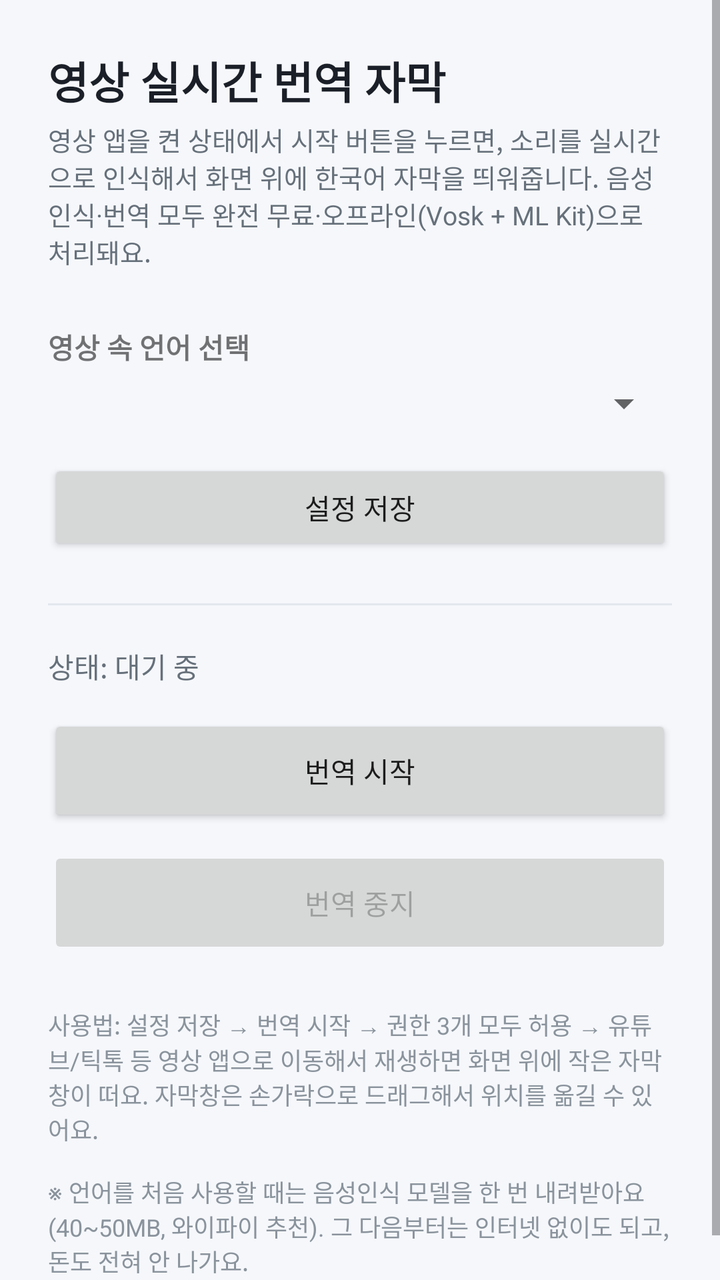
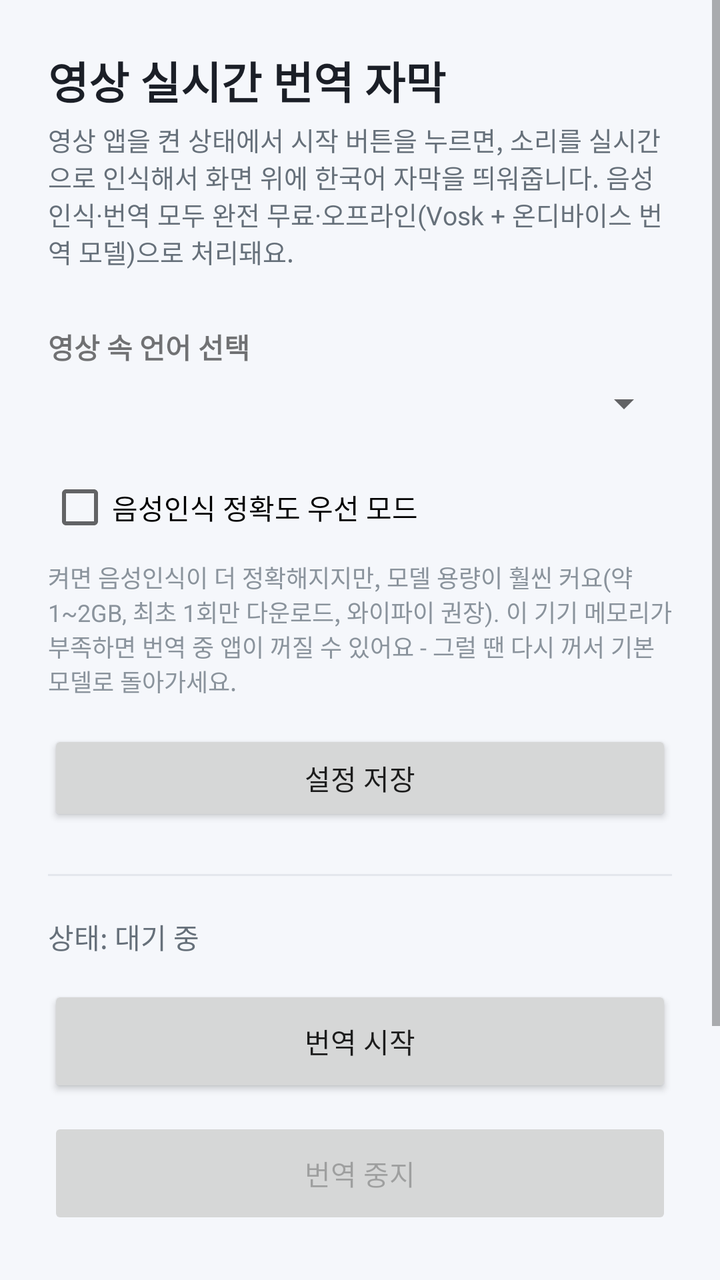

Compare the two renders of this Android layout. The source of the first and the diff that turns it into the second are given below.
<!-- AndroidManifest.xml: application theme Theme.SubTranslator -->
<!-- res/layout/activity_main.xml -->
<?xml version="1.0" encoding="utf-8"?>
<ScrollView xmlns:android="http://schemas.android.com/apk/res/android"
    xmlns:app="http://schemas.android.com/apk/res-auto"
    android:layout_width="match_parent"
    android:layout_height="match_parent"
    android:fillViewport="true">

    <LinearLayout
        android:layout_width="match_parent"
        android:layout_height="wrap_content"
        android:orientation="vertical"
        android:padding="24dp">

        <TextView
            android:layout_width="wrap_content"
            android:layout_height="wrap_content"
            android:text="영상 실시간 번역 자막"
            android:textSize="22sp"
            android:textStyle="bold"
            android:textColor="@color/text_dark" />

        <TextView
            android:layout_width="match_parent"
            android:layout_height="wrap_content"
            android:layout_marginTop="4dp"
            android:layout_marginBottom="20dp"
            android:text="영상 앱을 켠 상태에서 시작 버튼을 누르면, 소리를 실시간으로 인식해서 화면 위에 한국어 자막을 띄워줍니다. 음성인식·번역 모두 완전 무료·오프라인(Vosk + ML Kit)으로 처리돼요."
            android:textSize="13sp"
            android:textColor="#66707A" />

        <TextView
            android:layout_width="wrap_content"
            android:layout_height="wrap_content"
            android:text="영상 속 언어 선택"
            android:textStyle="bold"
            android:layout_marginTop="8dp" />

        <Spinner
            android:id="@+id/spinnerLanguage"
            android:layout_width="match_parent"
            android:layout_height="wrap_content"
            android:layout_marginTop="6dp" />

        <Button
            android:id="@+id/btnSaveSettings"
            android:layout_width="match_parent"
            android:layout_height="wrap_content"
            android:layout_marginTop="16dp"
            android:text="설정 저장" />

        <View
            android:layout_width="match_parent"
            android:layout_height="1dp"
            android:background="#E3E7ED"
            android:layout_marginTop="24dp"
            android:layout_marginBottom="20dp" />

        <TextView
            android:id="@+id/textStatus"
            android:layout_width="match_parent"
            android:layout_height="wrap_content"
            android:text="상태: 대기 중"
            android:textColor="#66707A"
            android:layout_marginBottom="14dp" />

        <Button
            android:id="@+id/btnStart"
            android:layout_width="match_parent"
            android:layout_height="56dp"
            android:text="번역 시작" />

        <Button
            android:id="@+id/btnStop"
            android:layout_width="match_parent"
            android:layout_height="56dp"
            android:layout_marginTop="10dp"
            android:text="번역 중지"
            android:enabled="false" />

        <TextView
            android:layout_width="match_parent"
            android:layout_height="wrap_content"
            android:layout_marginTop="24dp"
            android:text="사용법: 설정 저장 → 번역 시작 → 권한 3개 모두 허용 → 유튜브/틱톡 등 영상 앱으로 이동해서 재생하면 화면 위에 작은 자막창이 떠요. 자막창은 손가락으로 드래그해서 위치를 옮길 수 있어요.\n\n※ 언어를 처음 사용할 때는 음성인식 모델을 한 번 내려받아요 (40~50MB, 와이파이 추천). 그 다음부터는 인터넷 없이도 되고, 돈도 전혀 안 나가요."
            android:textSize="12sp"
            android:textColor="#8A939C" />

    </LinearLayout>
</ScrollView>
<!-- resources referenced by this layout -->
<resources>
  <color name="text_dark">#1B1F27</color>
  <style name="Theme.SubTranslator" parent="Theme.MaterialComponents.DayNight.NoActionBar">
          <item name="colorPrimary">@color/brand_primary</item>
          <item name="colorPrimaryDark">@color/brand_primary_dark</item>
          <item name="android:windowBackground">@color/bg_light</item>
      </style>
  <color name="brand_primary">#2F6FED</color>
  <color name="brand_primary_dark">#1E4FBF</color>
  <color name="bg_light">#F5F7FB</color>
</resources>

<!-- the commit's change to res/layout/activity_main.xml (unified diff, before → after) -->
@@ -24,7 +24,7 @@
             android:layout_height="wrap_content"
             android:layout_marginTop="4dp"
             android:layout_marginBottom="20dp"
-            android:text="영상 앱을 켠 상태에서 시작 버튼을 누르면, 소리를 실시간으로 인식해서 화면 위에 한국어 자막을 띄워줍니다. 음성인식·번역 모두 완전 무료·오프라인(Vosk + ML Kit)으로 처리돼요."
+            android:text="영상 앱을 켠 상태에서 시작 버튼을 누르면, 소리를 실시간으로 인식해서 화면 위에 한국어 자막을 띄워줍니다. 음성인식·번역 모두 완전 무료·오프라인(Vosk + 온디바이스 번역 모델)으로 처리돼요."
             android:textSize="13sp"
             android:textColor="#66707A" />
 
@@ -40,6 +40,21 @@
             android:layout_width="match_parent"
             android:layout_height="wrap_content"
             android:layout_marginTop="6dp" />
+
+        <CheckBox
+            android:id="@+id/checkboxHighAccuracyAsr"
+            android:layout_width="match_parent"
+            android:layout_height="wrap_content"
+            android:layout_marginTop="16dp"
+            android:text="음성인식 정확도 우선 모드" />
+
+        <TextView
+            android:layout_width="match_parent"
+            android:layout_height="wrap_content"
+            android:layout_marginTop="2dp"
+            android:text="켜면 음성인식이 더 정확해지지만, 모델 용량이 훨씬 커요(약 1~2GB, 최초 1회만 다운로드, 와이파이 권장). 이 기기 메모리가 부족하면 번역 중 앱이 꺼질 수 있어요 - 그럴 땐 다시 꺼서 기본 모델로 돌아가세요."
+            android:textSize="12sp"
+            android:textColor="#8A939C" />
 
         <Button
             android:id="@+id/btnSaveSettings"
